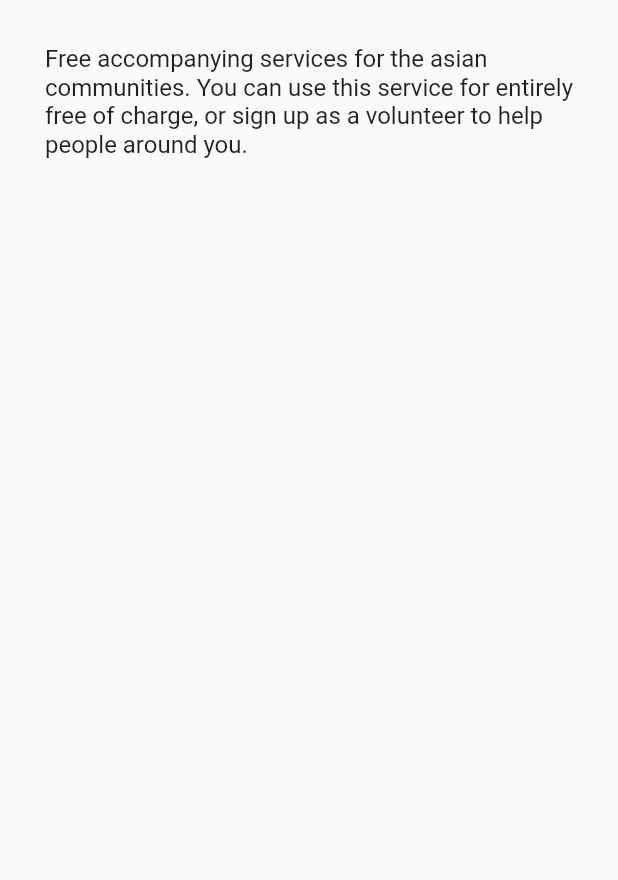
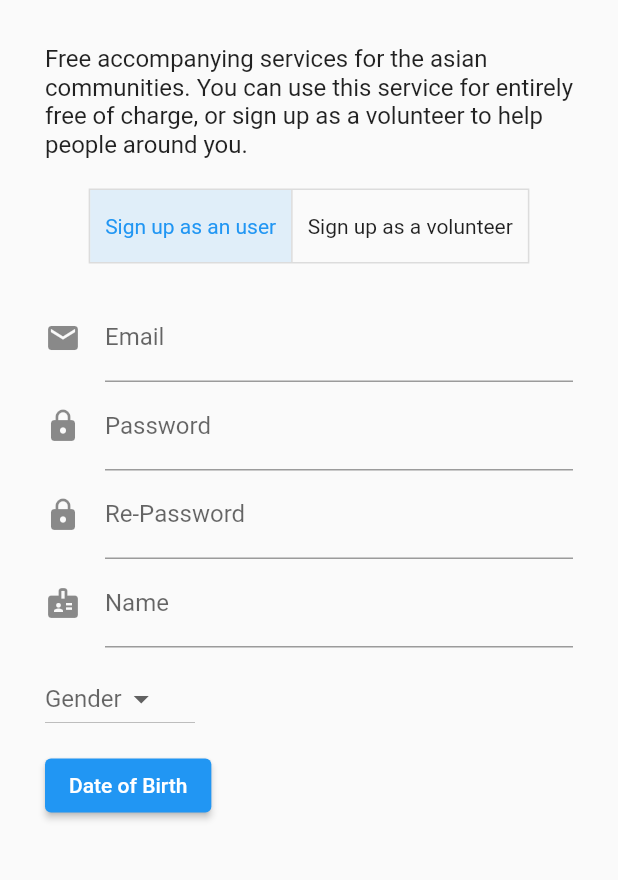
Before and after one commit to Yugue/aguardians, a Flutter app: the SignupPage screen opened directly, on a phone screen of 412 x 824 dp, the part 224-1104 px from its top. Run offline on Flutter 3.47's test engine with Material 2 defaults, Android fonts, the phone set to English and light mode, and no system bars; our stand-ins replace email_validator.

Commit message:
working on sign up as user input forms

```diff
--- /dev/null
+++ b/lib/logic/regex/input_validator_regex.dart
@@ -0,0 +1,7 @@
+RegExp passwordRule = RegExp(r'/^(?=.*[A-Za-z])(?=.*\d)(?=.*[@$!%*#?&])[A-Za-z\d@$!%*#?&]{8,}$/');
+String passwordErrorMsg =
+    'Password must be minimum eight characters, at least one letter, one number and one special character!';
+
+RegExp nameRule = RegExp(r'const name_rule = /^[a-zA-Z0-9_-]([\sa-zA-Z0-9_-]){1,18}[a-zA-Z0-9_-]$/');
+String nameErrorMsg =
+    "Name must be 3 to 20 alphanumerical characters. '-' '_' and space are allowed. Cannot start or end with a space.";
--- a/lib/widgets/common/title_header.dart
+++ b/lib/widgets/common/title_header.dart
@@ -1,5 +1,6 @@
 import 'package:flutter/material.dart';
 
+/// Widget that displays Aguardians and the main message.
 class TitleWithMessage extends StatelessWidget {
   const TitleWithMessage({Key? key}) : super(key: key);
 
--- /dev/null
+++ b/lib/widgets/login_signup/input_forms.dart
@@ -0,0 +1,70 @@
+import 'package:email_validator/email_validator.dart';
+import 'package:flutter/material.dart';
+
+class CustomInputForm extends StatelessWidget {
+  const CustomInputForm({
+    Key? key,
+    required this.labelText,
+    this.validatorRule,
+    this.errorMsg,
+  }) : super(key: key);
+
+  final String labelText;
+  final RegExp? validatorRule;
+  final String? errorMsg;
+
+  Icon returnIcon(String labelText) {
+    switch (labelText) {
+      case 'Email':
+        return const Icon(Icons.email);
+      case 'Password':
+        return const Icon(Icons.lock);
+      case 'Re-Password':
+        return const Icon(Icons.lock);
+      case 'Name':
+        return const Icon(Icons.badge);
+      default:
+        return const Icon(Icons.email);
+    }
+  }
+
+  @override
+  Widget build(BuildContext context) {
+    return TextFormField(
+      decoration: InputDecoration(
+        icon: returnIcon(labelText),
+        labelText: labelText,
+      ),
+      onSaved: (String? value) {
+        // This optional block of code can be used to run
+        // code when the user saves the form.
+      },
+      validator: (String? value) {
+        if (validatorRule != null) {
+          return (validatorRule!.hasMatch(value!)) ? null : errorMsg;
+        }
+      },
+    );
+  }
+}
+
+class EmailInputForm extends StatelessWidget {
+  const EmailInputForm({Key? key}) : super(key: key);
+
+  @override
+  Widget build(BuildContext context) {
+    return TextFormField(
+      decoration: const InputDecoration(
+        icon: Icon(Icons.email),
+        labelText: 'Email',
+      ),
+      onSaved: (String? value) {
+        // This optional block of code can be used to run
+        // code when the user saves the form.
+      },
+      validator: (String? value) {
+        return (EmailValidator.validate(value!)) ? null : 'Email format is incorrect!';
+      },
+    );
+  }
+}
--- a/lib/widgets/login_signup/log_in.dart
+++ b/lib/widgets/login_signup/log_in.dart
@@ -1,10 +1,12 @@
+import 'package:aguardians/logic/regex/input_validator_regex.dart';
 import 'package:aguardians/widgets/common/title_header.dart';
 import 'package:flutter/gestures.dart';
 import 'package:flutter/material.dart';
-import 'package:email_validator/email_validator.dart';
 
+import 'input_forms.dart';
 import 'sign_up.dart';
 
+/// Widget responsible for the homepage login.
 class LoginSection extends StatelessWidget {
   const LoginSection({Key? key}) : super(key: key);
 
@@ -38,7 +40,7 @@ class LoginSection extends StatelessWidget {
             ),
           ),
           const EmailInputForm(),
-          const PasswordInputForm(),
+          CustomInputForm(labelText: 'Password', validatorRule: passwordRule, errorMsg: passwordErrorMsg),
           Padding(
             padding: const EdgeInsets.symmetric(vertical: 5.0),
             child: TextButton(
@@ -62,48 +64,3 @@ class LoginSection extends StatelessWidget {
     );
   }
 }
-
-class EmailInputForm extends StatelessWidget {
-  const EmailInputForm({Key? key}) : super(key: key);
-
-  @override
-  Widget build(BuildContext context) {
-    return TextFormField(
-      decoration: const InputDecoration(
-        icon: Icon(Icons.email),
-        labelText: 'Email',
-      ),
-      onSaved: (String? value) {
-        // This optional block of code can be used to run
-        // code when the user saves the form.
-      },
-      validator: (String? value) {
-        return (EmailValidator.validate(value!)) ? null : 'Email format is incorrect!';
-      },
-    );
-  }
-}
-
-class PasswordInputForm extends StatelessWidget {
-  const PasswordInputForm({Key? key}) : super(key: key);
-
-  @override
-  Widget build(BuildContext context) {
-    RegExp passwordRule = RegExp(r'/^(?=.*[A-Za-z])(?=.*\d)(?=.*[@$!%*#?&])[A-Za-z\d@$!%*#?&]{8,}$/');
-    return TextFormField(
-      decoration: const InputDecoration(
-        icon: Icon(Icons.lock),
-        labelText: 'Password',
-      ),
-      onSaved: (String? value) {
-        // This optional block of code can be used to run
-        // code when the user saves the form.
-      },
-      validator: (String? value) {
-        return (passwordRule.hasMatch(value!))
-            ? null
-            : 'Password must be minimum eight characters, at least one letter, one number and one special character!';
-      },
-    );
-  }
-}
--- a/lib/widgets/login_signup/sign_up.dart
+++ b/lib/widgets/login_signup/sign_up.dart
@@ -1,19 +1,63 @@
 import 'package:aguardians/widgets/common/title_header.dart';
 import 'package:flutter/material.dart';
 
-class SignupPage extends StatelessWidget {
+import 'sign_up_user.dart';
+
+class SignupPage extends StatefulWidget {
   const SignupPage({Key? key}) : super(key: key);
+
+  @override
+  State<SignupPage> createState() => _SignupPageState();
+}
+
+class _SignupPageState extends State<SignupPage> {
+  List<bool> isSelected = List<bool>.filled(2, false);
+
+  @override
+  void initState() {
+    super.initState();
+    isSelected = [true, false];
+  }
 
   @override
   Widget build(BuildContext context) {
     return Scaffold(
       appBar: AppBar(title: const Text('Sign Up')),
-      body: Padding(
-        padding: const EdgeInsets.symmetric(horizontal: 30.0, vertical: 10.0),
-        child: Column(
-          children: const [
-            TitleWithMessage(),
-          ],
+      body: SingleChildScrollView(
+        child: Padding(
+          padding: const EdgeInsets.symmetric(horizontal: 30.0, vertical: 10.0),
+          child: Column(
+            children: [
+              const TitleWithMessage(),
+              const SizedBox(height: 20.0),
+              ToggleButtons(
+                children: const <Widget>[
+                  Padding(
+                    padding: EdgeInsets.symmetric(horizontal: 10.0),
+                    child: Text("Sign up as an user"),
+                  ),
+                  Padding(
+                    padding: EdgeInsets.symmetric(horizontal: 10.0),
+                    child: Text("Sign up as a volunteer"),
+                  ),
+                ],
+                onPressed: (int index) {
+                  setState(() {
+                    for (int buttonIndex = 0; buttonIndex < isSelected.length; buttonIndex++) {
+                      if (buttonIndex == index) {
+                        isSelected[buttonIndex] = true;
+                      } else {
+                        isSelected[buttonIndex] = false;
+                      }
+                    }
+                  });
+                },
+                isSelected: isSelected,
+              ),
+              const SizedBox(height: 20.0),
+              if (isSelected[0]) const SignupUser(),
+            ],
+          ),
         ),
       ),
     );
--- /dev/null
+++ b/lib/widgets/login_signup/sign_up_user.dart
@@ -0,0 +1,75 @@
+import 'package:aguardians/logic/regex/input_validator_regex.dart';
+import 'package:flutter/material.dart';
+
+import 'input_forms.dart';
+
+class SignupUser extends StatefulWidget {
+  const SignupUser({Key? key}) : super(key: key);
+
+  @override
+  _SignupUserState createState() => _SignupUserState();
+}
+
+class _SignupUserState extends State<SignupUser> {
+  DateTime? selectedDate;
+
+  Future<void> _selectDate(BuildContext context) async {
+    final DateTime? picked = await showDatePicker(
+        context: context, initialDate: DateTime.now(), firstDate: DateTime(1900), lastDate: DateTime.now());
+    if (picked != null && picked != selectedDate) {
+      setState(() {
+        selectedDate = picked;
+      });
+    }
+  }
+
+  @override
+  Widget build(BuildContext context) {
+    return Column(
+      crossAxisAlignment: CrossAxisAlignment.start,
+      children: <Widget>[
+        const EmailInputForm(),
+        CustomInputForm(labelText: 'Password', validatorRule: passwordRule, errorMsg: passwordErrorMsg),
+        CustomInputForm(labelText: 'Re-Password', validatorRule: passwordRule, errorMsg: passwordErrorMsg),
+        CustomInputForm(labelText: 'Name', validatorRule: nameRule, errorMsg: nameErrorMsg),
+        const SizedBox(
+          width: 100.0,
+          child: CustomDropdown(title: 'Gender', options: <String>['Male', 'Female', 'Other']),
+        ),
+        ElevatedButton(
+            onPressed: () {
+              _selectDate(context);
+            },
+            child: const Text('Date of Birth')),
+      ],
+    );
+  }
+}
+
+class CustomDropdown extends StatelessWidget {
+  const CustomDropdown({
+    Key? key,
+    required this.options,
+    required this.title,
+  }) : super(key: key);
+
+  final String title;
+  final List<String> options;
+
+  @override
+  Widget build(BuildContext context) {
+    return Padding(
+      padding: const EdgeInsets.symmetric(vertical: 10.0),
+      child: DropdownButton(
+          hint: Text(title),
+          // isExpanded: true,
+          items: options.map<DropdownMenuItem<String>>((String value) {
+            return DropdownMenuItem<String>(
+              value: value,
+              child: Text(value),
+            );
+          }).toList(),
+          onChanged: (String? newValue) {}),
+    );
+  }
+}
```
